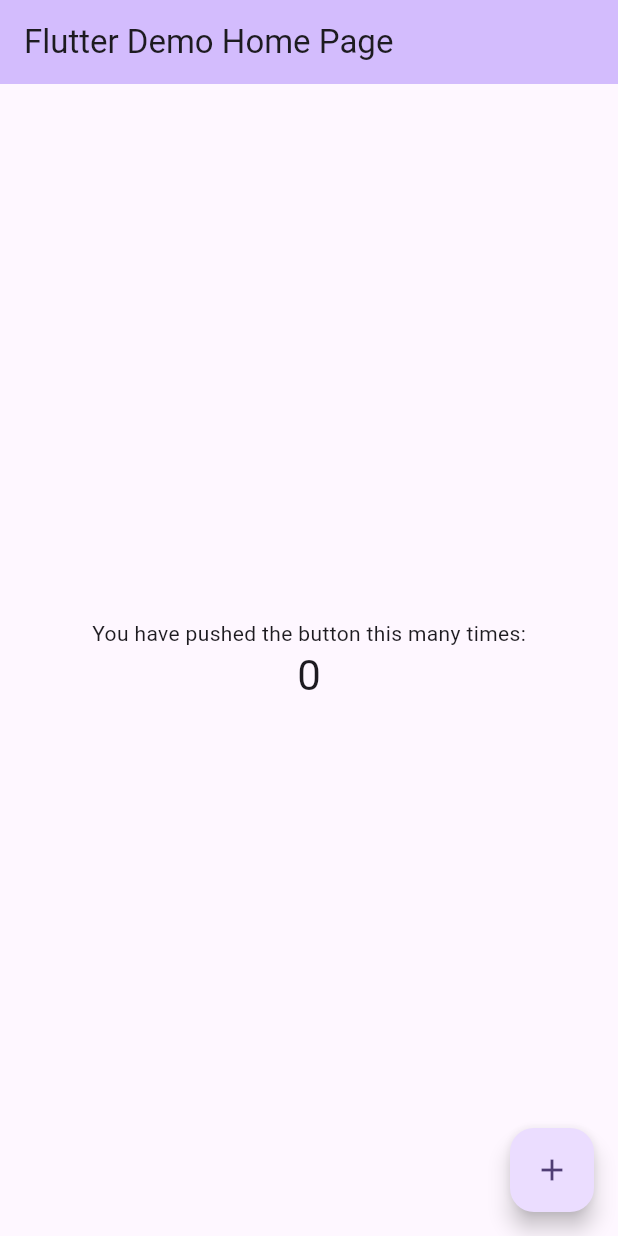
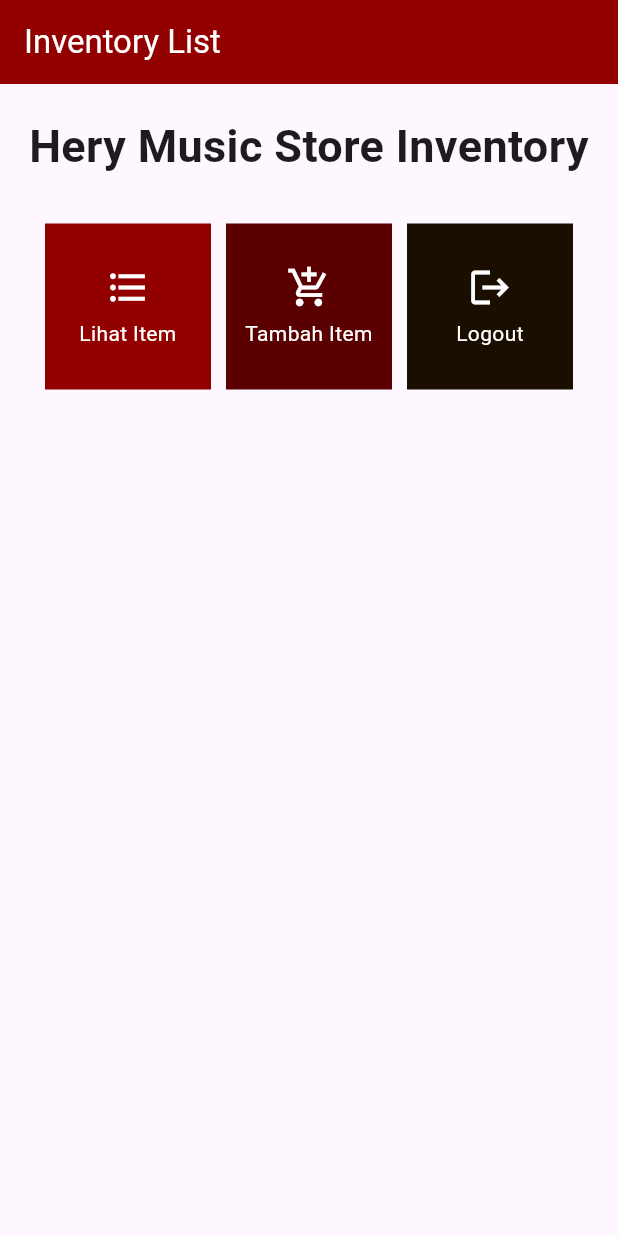
Before and after one commit to MahogaHeryasa/hery-music-store-inventory-mobile, a Flutter app: the screen it shows after launch, on a phone screen of 412 x 824 dp. Run offline on Flutter 3.47's test engine with Material 2 defaults, Android fonts, the light colour scheme and no system bars.

Commit message:
tugas 7 Selesai

```diff
--- a/lib/main.dart
+++ b/lib/main.dart
@@ -1,4 +1,5 @@
 import 'package:flutter/material.dart';
+import 'package:hery_music_store_inventory/menu.dart';
 
 void main() {
   runApp(const MyApp());
@@ -31,95 +32,7 @@ class MyApp extends StatelessWidget {
         colorScheme: ColorScheme.fromSeed(seedColor: Colors.deepPurple),
         useMaterial3: true,
       ),
-      home: const MyHomePage(title: 'Flutter Demo Home Page'),
+      home: MyHomePage(),
     );
   }
 }
-
-class MyHomePage extends StatefulWidget {
-  const MyHomePage({super.key, required this.title});
-
-  // This widget is the home page of your application. It is stateful, meaning
-  // that it has a State object (defined below) that contains fields that affect
-  // how it looks.
-
-  // This class is the configuration for the state. It holds the values (in this
-  // case the title) provided by the parent (in this case the App widget) and
-  // used by the build method of the State. Fields in a Widget subclass are
-  // always marked "final".
-
-  final String title;
-
-  @override
-  State<MyHomePage> createState() => _MyHomePageState();
-}
-
-class _MyHomePageState extends State<MyHomePage> {
-  int _counter = 0;
-
-  void _incrementCounter() {
-    setState(() {
-      // This call to setState tells the Flutter framework that something has
-      // changed in this State, which causes it to rerun the build method below
-      // so that the display can reflect the updated values. If we changed
-      // _counter without calling setState(), then the build method would not be
-      // called again, and so nothing would appear to happen.
-      _counter++;
-    });
-  }
-
-  @override
-  Widget build(BuildContext context) {
-    // This method is rerun every time setState is called, for instance as done
-    // by the _incrementCounter method above.
-    //
-    // The Flutter framework has been optimized to make rerunning build methods
-    // fast, so that you can just rebuild anything that needs updating rather
-    // than having to individually change instances of widgets.
-    return Scaffold(
-      appBar: AppBar(
-        // TRY THIS: Try changing the color here to a specific color (to
-        // Colors.amber, perhaps?) and trigger a hot reload to see the AppBar
-        // change color while the other colors stay the same.
-        backgroundColor: Theme.of(context).colorScheme.inversePrimary,
-        // Here we take the value from the MyHomePage object that was created by
-        // the App.build method, and use it to set our appbar title.
-        title: Text(widget.title),
-      ),
-      body: Center(
-        // Center is a layout widget. It takes a single child and positions it
-        // in the middle of the parent.
-        child: Column(
-          // Column is also a layout widget. It takes a list of children and
-          // arranges them vertically. By default, it sizes itself to fit its
-          // children horizontally, and tries to be as tall as its parent.
-          //
-          // Column has various properties to control how it sizes itself and
-          // how it positions its children. Here we use mainAxisAlignment to
-          // center the children vertically; the main axis here is the vertical
-          // axis because Columns are vertical (the cross axis would be
-          // horizontal).
-          //
-          // TRY THIS: Invoke "debug painting" (choose the "Toggle Debug Paint"
-          // action in the IDE, or press "p" in the console), to see the
-          // wireframe for each widget.
-          mainAxisAlignment: MainAxisAlignment.center,
-          children: <Widget>[
-            const Text(
-              'You have pushed the button this many times:',
-            ),
-            Text(
-              '$_counter',
-              style: Theme.of(context).textTheme.headlineMedium,
-            ),
-          ],
-        ),
-      ),
-      floatingActionButton: FloatingActionButton(
-        onPressed: _incrementCounter,
-        tooltip: 'Increment',
-        child: const Icon(Icons.add),
-      ), // This trailing comma makes auto-formatting nicer for build methods.
-    );
-  }
-}
--- /dev/null
+++ b/lib/menu.dart
@@ -0,0 +1,109 @@
+import 'package:flutter/material.dart';
+
+class MyHomePage extends StatelessWidget {
+  MyHomePage({Key? key}) : super(key: key);
+
+  @override
+  Widget build(BuildContext context) {
+    return Scaffold(
+      appBar: AppBar(
+        title: const Text(
+          'Inventory List',
+          style: TextStyle(color: Colors.white),
+        ),
+        backgroundColor: const Color.fromARGB(255, 146, 0, 0),
+      ),
+      body: SingleChildScrollView(
+        child: Padding(
+          padding: const EdgeInsets.all(10.0),
+          child: Column(
+            children: <Widget>[
+              const Padding(
+                padding: EdgeInsets.only(top: 10.0, bottom: 10.0),
+                child: Text(
+                  'Hery Music Store Inventory',
+                  textAlign: TextAlign.center,
+                  style: TextStyle(
+                    fontSize: 30,
+                    fontWeight: FontWeight.bold,
+                  ),
+                ),
+              ),
+              GridView.count(
+                primary: true,
+                padding: const EdgeInsets.all(20),
+                crossAxisSpacing: 10,
+                mainAxisSpacing: 10,
+                crossAxisCount: 3,
+                shrinkWrap: true,
+                children: items.map((ButtonItem item) {
+                  return ButtonCard(item, cardColor: item.color);
+                }).toList(),
+              ),
+            ],
+          ),
+        ),
+      ),
+    );
+  }
+}
+
+class ButtonItem {
+  final String name;
+  final IconData icon;
+  final Color color;
+
+  ButtonItem(this.name, this.icon, this.color);
+}
+
+final List<ButtonItem> items = [
+  ButtonItem("Lihat Item", Icons.format_list_bulleted,
+      const Color.fromARGB(255, 146, 0, 0)),
+  ButtonItem("Tambah Item", Icons.add_shopping_cart,
+      const Color.fromARGB(255, 90, 0, 0)),
+  ButtonItem("Logout", Icons.logout, const Color.fromARGB(255, 26, 14, 0)),
+];
+
+class ButtonCard extends StatelessWidget {
+  final ButtonItem item;
+  final Color cardColor;
+
+  const ButtonCard(this.item, {required this.cardColor, Key? key})
+      : super(key: key);
+
+  @override
+  Widget build(BuildContext context) {
+    return Material(
+      color: cardColor,
+      child: InkWell(
+        onTap: () {
+          ScaffoldMessenger.of(context)
+            ..hideCurrentSnackBar()
+            ..showSnackBar(SnackBar(
+                content: Text("Kamu telah menekan tombol ${item.name}!")));
+        },
+        child: Container(
+          padding: const EdgeInsets.all(8),
+          child: Center(
+            child: Column(
+              mainAxisAlignment: MainAxisAlignment.center,
+              children: [
+                Icon(
+                  item.icon,
+                  color: Colors.white,
+                  size: 30.0,
+                ),
+                const Padding(padding: EdgeInsets.all(3)),
+                Text(
+                  item.name,
+                  textAlign: TextAlign.center,
+                  style: const TextStyle(color: Colors.white),
+                ),
+              ],
+            ),
+          ),
+        ),
+      ),
+    );
+  }
+}
```
Also changed, not shown: 1 other file.
